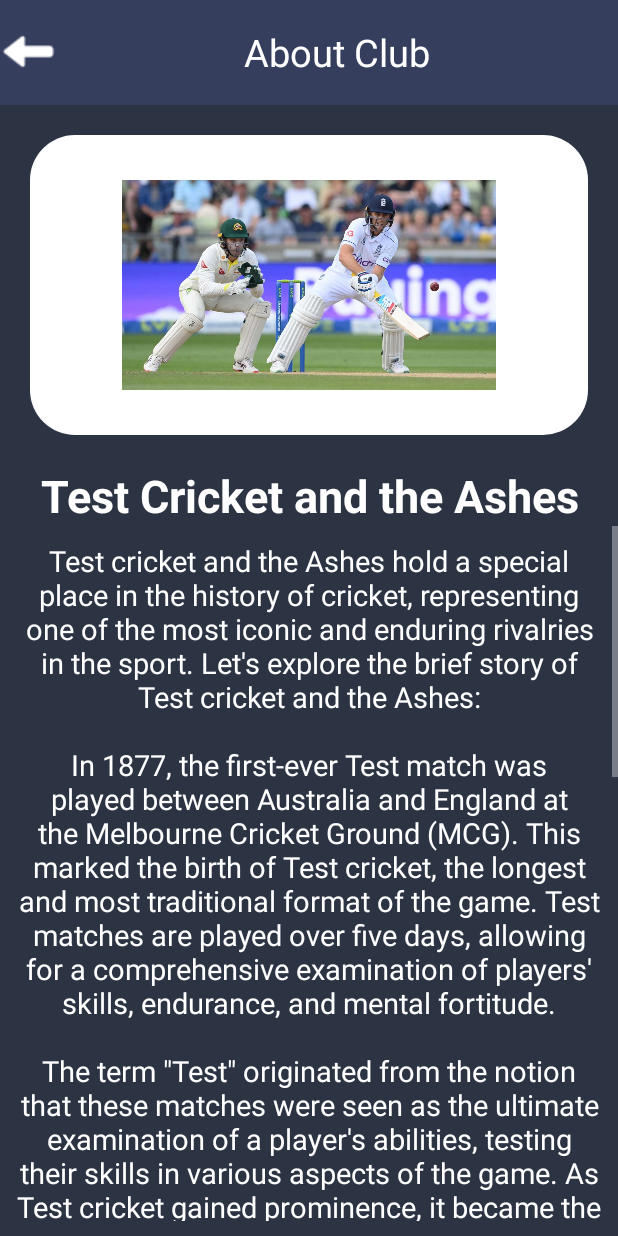
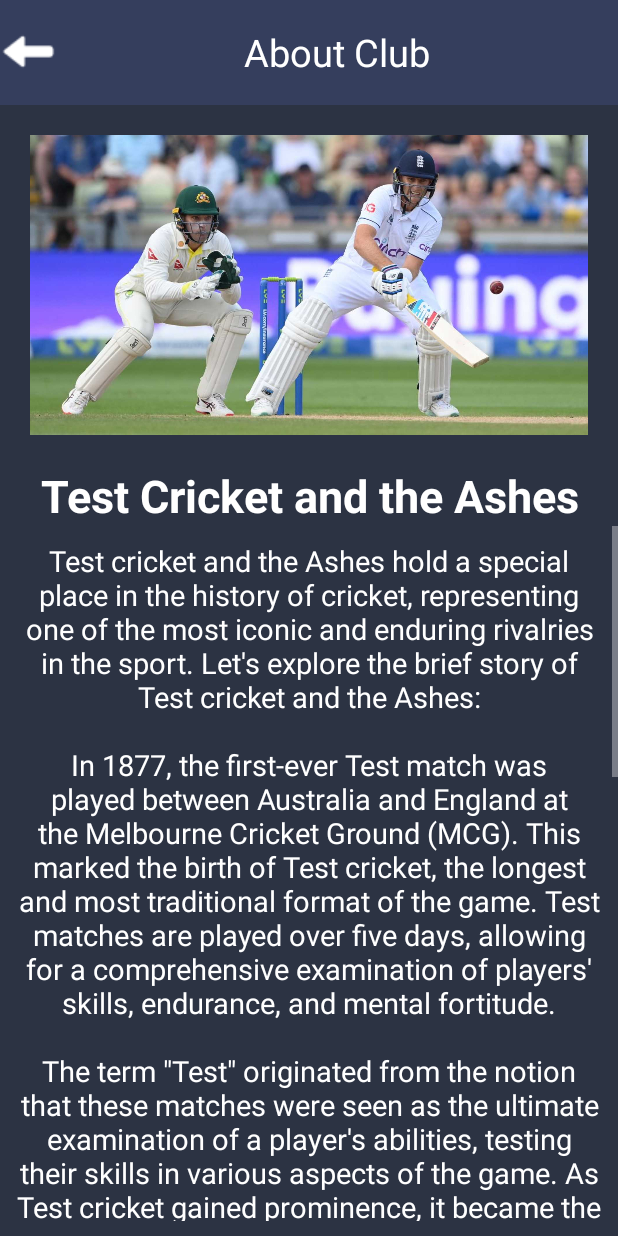
Before and after one commit to saif-uddin-shrabon/Legendary_Cricket, an Android app: the history screen opened directly, with no data from a screen before it, after a tap on "The Birth of Cricket", on a phone screen of 412 x 824 dp. Run offline under Robolectric (Android 15) with nearby library versions, the phone set to English and light mode, and no system bars; libraries missing offline, so code that uses them is left out: com.blogspot.atifsoftwares; 1 statement that could not run was skipped.

Commit message:
done with

```diff
--- a/app/src/main/java/com/lc/legendarycricket/club.java
+++ b/app/src/main/java/com/lc/legendarycricket/club.java
@@ -192,7 +192,6 @@ public class club extends AppCompatActivity {
         intent.putExtra("details", details);
 
         startActivity(intent);
-        finish();
         Animatoo.INSTANCE.animateSwipeRight(club.this);
     }
 
--- a/app/src/main/java/com/lc/legendarycricket/history.java
+++ b/app/src/main/java/com/lc/legendarycricket/history.java
@@ -38,11 +38,11 @@ public class history extends AppCompatActivity {
             }
         });
 
-        birthof = findViewById(R.id.mumbai);
-        test = findViewById(R.id.sydney);
-        odi = findViewById(R.id.kolkata);
-        t20 = findViewById(R.id.raj);
-        icc = findViewById(R.id.comilla);
+        birthof = findViewById(R.id.bh);
+        test = findViewById(R.id.test);
+        odi = findViewById(R.id.odi);
+        t20 = findViewById(R.id.t20);
+        icc = findViewById(R.id.icc);
 
 
         birthof.setOnClickListener(new View.OnClickListener() {
@@ -103,15 +103,7 @@ public class history extends AppCompatActivity {
                         "\n" +
                         "The first Cricket World Cup was held in 1975 in England, providing a platform for teams to compete in ODI cricket on a global scale. The tournament garnered immense popularity and showcased the intense competition among cricketing nations. The West Indies emerged as the champions, setting the stage for future editions of the World Cup.\n" +
                         "\n" +
-                        "ODI cricket continued to gain momentum throughout the years, captivating fans with its thrilling encounters, close finishes, and memorable performances. The limited-overs format became a breeding ground for innovation, with players like Vivian Richards, Sachin Tendulkar, and AB de Villiers pushing the boundaries of what was considered possible in the game.\n" +
-                        "\n" +
-                        "As the popularity of ODI cricket soared, several iconic moments etched themselves into cricketing folklore. From the tied semi-final between Australia and South Africa in the 1999 World Cup to India's dramatic victory in the 2011 final on home soil, ODI cricket has produced countless unforgettable moments.\n" +
-                        "\n" +
-                        "With the rise of T20 cricket in the 2000s, the ODI format faced competition but managed to retain its significance. The International Cricket Council (ICC) introduced bilateral ODI series and continued organizing the Cricket World Cup, ensuring that this format continued to thrive.\n" +
-                        "\n" +
-                        "Today, ODI cricket remains an integral part of the international cricket calendar. It provides a platform for teams to showcase their skills, compete for prestigious trophies, and entertain fans with its mix of power-hitting, skilled bowling, and strategic gameplay.\n" +
-                        "\n" +
-                        "In conclusion, ODI cricket revolutionized the game, offering a shorter and more dynamic format that captivated audiences worldwide. The format's evolution, the staging of Cricket World Cups, and the countless memorable moments have cemented ODI cricket's status as a cherished and iconic part of the cricketing landscape.",R.drawable.odigame);
+                        "ODI cricket continued to gain momentum throughout the years, captivating fans with its thrilling encounters, close finishes, and memorable performances. The limited-overs format became a breeding ground for innovation, with players like Vivian Richards, Sachin Tendulkar, and AB de Villiers pushing the boundaries of what was considered possible in the game.",R.drawable.odigame);
             }
         });
         t20.setOnClickListener(new View.OnClickListener() {
@@ -188,7 +180,7 @@ public class history extends AppCompatActivity {
         intent.putExtra("details", details);
 
         startActivity(intent);
-        finish();
+
         Animatoo.INSTANCE.animateSwipeRight(history.this);
     }
 
--- a/app/src/main/java/com/lc/legendarycricket/historydetails.java
+++ b/app/src/main/java/com/lc/legendarycricket/historydetails.java
@@ -2,16 +2,21 @@ package com.lc.legendarycricket;
 
 import androidx.appcompat.app.AppCompatActivity;
 
+import android.content.Intent;
 import android.graphics.Bitmap;
 import android.graphics.BitmapFactory;
 import android.os.Bundle;
+import android.view.View;
 import android.widget.ImageView;
 import android.widget.TextView;
+
+import com.blogspot.atifsoftwares.animatoolib.Animatoo;
 
 public class historydetails extends AppCompatActivity {
 
     TextView title,details;
     ImageView photo;
+    ImageView imgback;
 
     @Override
     protected void onCreate(Bundle savedInstanceState) {
@@ -21,6 +26,7 @@ public class historydetails extends AppCompatActivity {
         title = findViewById(R.id.textView_history);
         photo = findViewById(R.id.imageView_history);
         details = findViewById(R.id.details_history);
+
 
 
         String name = getIntent().getExtras().getString("name","defaultKey");
@@ -35,5 +41,9 @@ public class historydetails extends AppCompatActivity {
         details.setText(detail);
 
 
+
+
+
+
     }
 }
--- a/app/src/main/res/layout/activity_club.xml
+++ b/app/src/main/res/layout/activity_club.xml
@@ -447,7 +447,7 @@
                 android:textAlignment="center"
                 android:layout_width="match_parent"
                 android:layout_height="wrap_content"
-                android:text="Club"
+                android:text="Hisotry"
                 android:textColor="@color/white"/>
         </LinearLayout>
 
--- a/app/src/main/res/layout/activity_deshboard.xml
+++ b/app/src/main/res/layout/activity_deshboard.xml
@@ -1002,7 +1002,7 @@
                 android:textAlignment="center"
                 android:layout_width="match_parent"
                 android:layout_height="wrap_content"
-                android:text="Club"
+                android:text="History"
                 android:textColor="@color/white"/>
         </LinearLayout>
 
--- a/app/src/main/res/layout/activity_historydetails.xml
+++ b/app/src/main/res/layout/activity_historydetails.xml
@@ -40,9 +40,8 @@
         android:id="@+id/imageView_history"
         android:layout_width="match_parent"
         android:layout_height="200dp"
-        android:backgroundTint="@color/white"
+        android:scaleType="centerCrop"
         android:background="@drawable/card_design"
-        android:padding="30dp"
         android:src="@drawable/mmb_icon"
         app:layout_constraintEnd_toEndOf="parent"
         app:layout_constraintStart_toStartOf="parent"
```
Also changed, not shown: app/src/main/res/layout/activity_history.xml (+6 -6 lines).
